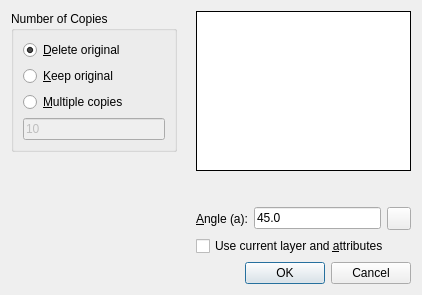
Old version of the form scripts/Modify/Rotate/RotateDialog.ui in the repository qcad/qcad.
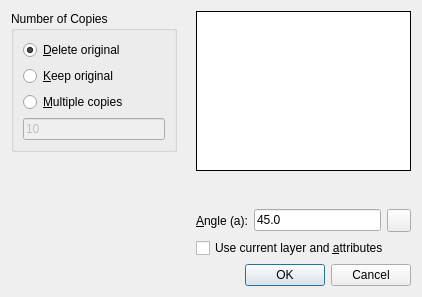
New version of the form. Icons and pictures are not drawn. Custom widgets are drawn as their Qt base class.

Commit message: add tool tip

What changed in the file:
```diff
--- a/scripts/Modify/Rotate/RotateDialog.ui
+++ b/scripts/Modify/Rotate/RotateDialog.ui
@@ -7,7 +7,7 @@
     <x>0</x>
     <y>0</y>
     <width>422</width>
-    <height>295</height>
+    <height>297</height>
    </rect>
   </property>
   <property name="windowTitle">
```
Left out of the diff: 3 changed lines with no effect on the pictures.
